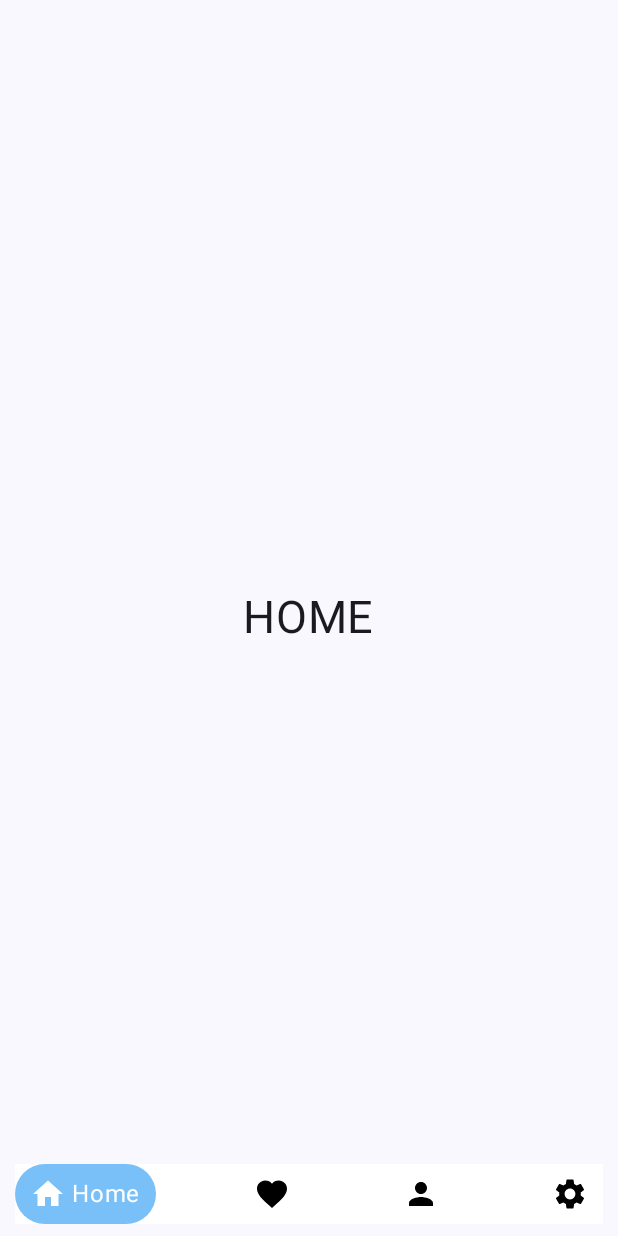
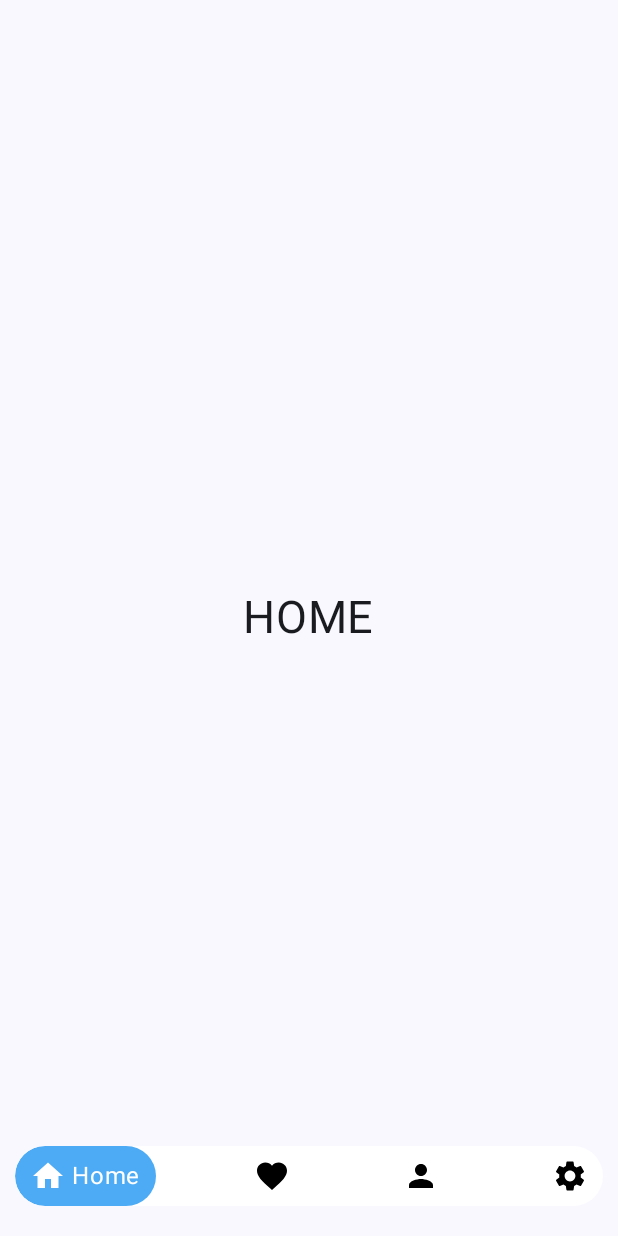
Before and after one commit to alejandro342/BottomNavBar, an Android app built with Jetpack Compose: the screen it shows after launch (MainActivity), on a phone screen of 412 x 824 dp. Run offline under Robolectric (Android 15) with nearby library versions, the phone set to English and light mode, and no system bars.

Commit message:
Barra de navegación inferior
Se le creo el efecto de una barra de navegación inferior flotante.

Co-Authored-By: Alejandro Ambrosio <67438573+alejandro342@users.noreply.github.com>

```diff
--- a/app/src/main/java/com/alejandro_dev_links/bottomnavbar/presentation/mycomponents/bottombar/components/UserBottomBar.kt
+++ b/app/src/main/java/com/alejandro_dev_links/bottomnavbar/presentation/mycomponents/bottombar/components/UserBottomBar.kt
@@ -5,10 +5,12 @@ import androidx.compose.foundation.layout.Arrangement
 import androidx.compose.foundation.layout.Row
 import androidx.compose.foundation.layout.fillMaxWidth
 import androidx.compose.foundation.layout.padding
+import androidx.compose.foundation.shape.RoundedCornerShape
 import androidx.compose.runtime.Composable
 import androidx.compose.runtime.getValue
 import androidx.compose.ui.Alignment
 import androidx.compose.ui.Modifier
+import androidx.compose.ui.draw.clip
 import androidx.compose.ui.graphics.Color
 import androidx.compose.ui.unit.dp
 import androidx.navigation.NavHostController
@@ -28,7 +30,15 @@ fun UserBottomBar(navController: NavHostController) {
     val currentDestination = navBackEntry?.destination
     Row(
         modifier = Modifier
-            .padding(start = 10.dp, end = 10.dp, top = 8.dp, bottom = 8.dp)
+            .padding(start = 10.dp, end = 10.dp, top = 8.dp, bottom = 20.dp)
+            .clip(
+                RoundedCornerShape(
+                    topStart = 30.dp,
+                    topEnd = 30.dp,
+                    bottomStart = 30.dp,
+                    bottomEnd = 30.dp
+                )
+            )
             .background(Color.White)
             .fillMaxWidth(),
         horizontalArrangement = Arrangement.SpaceBetween,
--- a/app/src/main/java/com/alejandro_dev_links/bottomnavbar/presentation/mycomponents/bottombar/components/UserBottomBarItem.kt
+++ b/app/src/main/java/com/alejandro_dev_links/bottomnavbar/presentation/mycomponents/bottombar/components/UserBottomBarItem.kt
@@ -33,7 +33,7 @@ fun RowScope.UserBottomBarItem(
     navController: NavHostController
 ) {
     val selected = currentDestination?.hierarchy?.any { it.route == screen.route } == true
-    val background = if (selected) PrimaryBlue.copy(alpha = 0.6f) else Color.Transparent
+    val background = if (selected) PrimaryBlue.copy(alpha = 0.8f) else Color.Transparent
     val contentColor = if (selected) Color.White else Color.Black
     Box(modifier = Modifier
         .height(40.dp)
```
